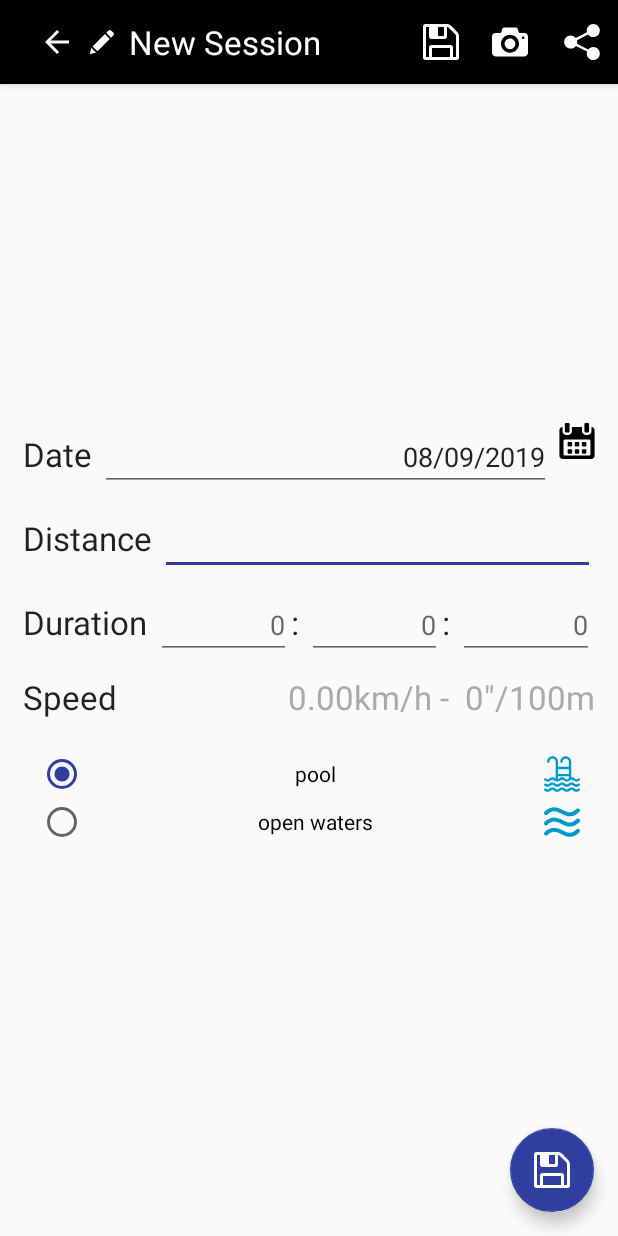
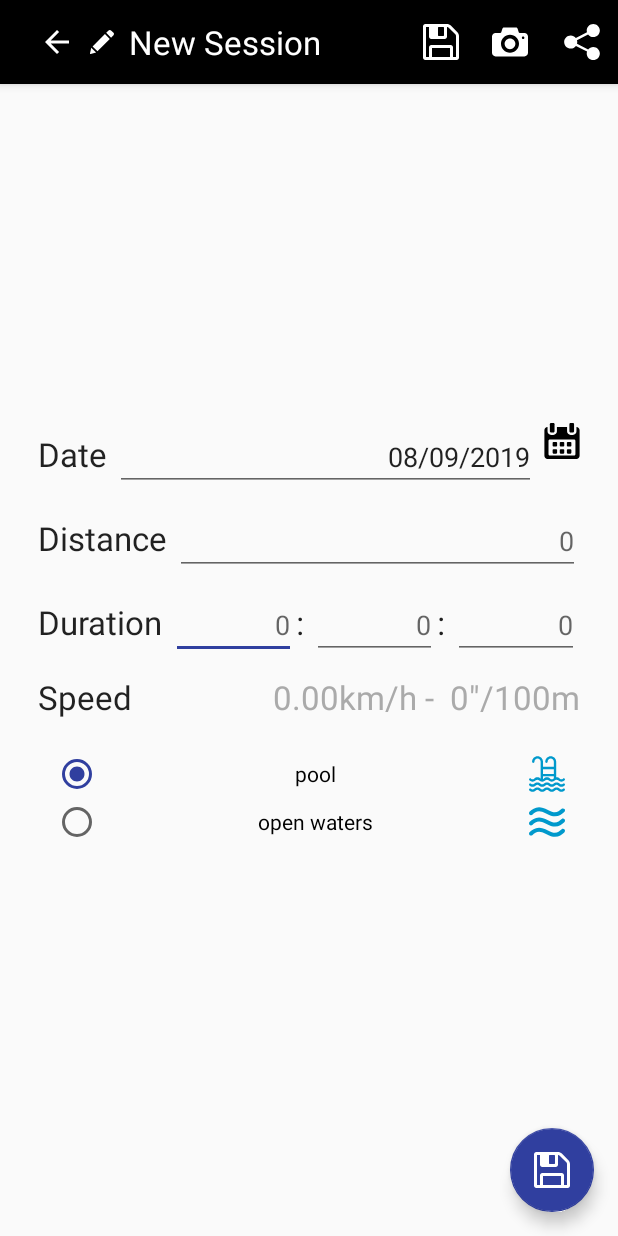
Before and after one commit to Baltasarq/nadamillas, an Android app: the EditSessionActivity screen opened directly, with no data from a screen before it, on a phone screen of 412 x 824 dp. Run offline under Robolectric (Android 15) with nearby library versions, the phone set to English and light mode, and no system bars.

Commit message:
Fixed edit session screen. Added missing translations. Improved session data.

```diff
--- a/app/build.gradle
+++ b/app/build.gradle
@@ -6,8 +6,8 @@ android {
         applicationId "com.devbaltasarq.nadamillas"
         minSdkVersion 21
         targetSdkVersion 28
-        versionCode 11
-        versionName "1.1.5"
+        versionCode 12
+        versionName "1.1.6"
         testInstrumentationRunner "android.support.test.runner.AndroidJUnitRunner"
         vectorDrawables.useSupportLibrary = true
     }
--- a/app/src/main/AndroidManifest.xml
+++ b/app/src/main/AndroidManifest.xml
@@ -36,6 +36,7 @@
         <activity
             android:name=".ui.EditSessionActivity"
             android:label=""
+            android:windowSoftInputMode="stateVisible|adjustResize"
             android:theme="@style/AppTheme.NoActionBar" />
         <activity
             android:name=".ui.MainActivity"
--- a/app/src/main/java/com/devbaltasarq/nadamillas/core/Session.java
+++ b/app/src/main/java/com/devbaltasarq/nadamillas/core/Session.java
@@ -159,6 +159,12 @@ public class Session {
                 + " - " + this.getMeanTimeAsString( settings );
     }
 
+    public String getTimeAndWholeSpeedFormattedString(Settings settings)
+    {
+        return this.getDuration().toString()
+                + "\n" + this.getWholeSpeedFormattedString( settings );
+    }
+
     /** Creates a new session with a given id and session number.
       * @param id the new id for the session.
       * @return a new Session.
--- a/app/src/main/java/com/devbaltasarq/nadamillas/ui/adapters/ListViewSessionArrayAdapter.java
+++ b/app/src/main/java/com/devbaltasarq/nadamillas/ui/adapters/ListViewSessionArrayAdapter.java
@@ -77,7 +77,7 @@ public class ListViewSessionArrayAdapter extends ArrayAdapter<Session> {
           && SESSION.getDuration().getTimeInSeconds() > 0 )
         {
             LBL_SPEED.setVisibility( View.VISIBLE );
-            LBL_SPEED.setText( SESSION.getWholeSpeedFormattedString( settings ) );
+            LBL_SPEED.setText( SESSION.getTimeAndWholeSpeedFormattedString( settings ) );
         } else {
             LBL_SPEED.setVisibility( View.GONE );
         }
--- a/app/src/main/java/com/devbaltasarq/nadamillas/ui/adapters/SessionCursorAdapter.java
+++ b/app/src/main/java/com/devbaltasarq/nadamillas/ui/adapters/SessionCursorAdapter.java
@@ -80,7 +80,7 @@ public class SessionCursorAdapter extends CursorAdapter {
           && session.getDuration().getTimeInSeconds() > 0 )
         {
             LBL_SPEED.setVisibility( View.VISIBLE );
-            LBL_SPEED.setText( session.getWholeSpeedFormattedString( settings ) );
+            LBL_SPEED.setText( session.getTimeAndWholeSpeedFormattedString( settings ) );
         } else {
             LBL_SPEED.setVisibility( View.GONE );
         }
--- a/app/src/main/res/drawable/ic_swimming_figure.xml
+++ b/app/src/main/res/drawable/ic_swimming_figure.xml
@@ -1,7 +1,18 @@
 <vector android:autoMirrored="true" android:height="24dp"
     android:viewportHeight="941.214" android:viewportWidth="941.214"
     android:width="24dp" xmlns:android="http://schemas.android.com/apk/res/android">
-    <path android:fillColor="#ff303f9f" android:pathData="M119.575,293.47l217.8,28c7.601,19.3 45.9,114.3 53.101,131.3c0,0 0,0 -0.101,0c-63.1,31.2 -126.2,62.3 -189.3,93.5c21.9,-4 44.1,-6 66.4,-6c29.2,0 57.8,3.5 85.1,10.4c55.1,14 104.9,36.399 153,58.1c42.9,19.3 83.5,37.601 124,48.101c5.7,1.5 11.2,2.8 16.7,3.899c-48,-98.3 -177.1,-363.2 -202.6,-421.5c-12,-27.5 -28.5,-37.7 -51.899,-40.7l-255.8,-32.9c-35.3,-4.5 -67.6,20.4 -72.2,55.7C59.375,256.67 84.275,288.97 119.575,293.47z"/>
-    <path android:fillColor="#ffAFEEEE" android:pathData="M740.874,426.169m-141.1,0a141.1,141.1 0,1 1,282.2 0a141.1,141.1 0,1 1,-282.2 0"/>
-    <path android:fillColor="#ff40E0D0" android:pathData="M16.675,752.87c7.1,5.1 15.2,7.5 23.3,7.5c1.8,0 3.5,-0.101 5.2,-0.4c10.6,-1.4 20.6,-7 27.3,-16.3c25.9,-36.101 66,-64.5 112.7,-80.101c26.8,-8.899 54.8,-13.399 82.3,-13.399c99.7,0 185.2,59.6 275.199,93.899c48.2,18.4 98.5,32 153.2,32c23,0 46.8,-2.399 71.5,-7.899c58.101,-12.8 107.9,-40.4 143.9,-79.101c8.6,-9.3 16.399,-19.1 23.3,-29.6c12.2,-18.4 7.1,-43.2 -11.3,-55.4c-6.8,-4.5 -14.4,-6.6 -22,-6.6c-13,0 -25.7,6.3 -33.4,17.9c-3.1,4.699 -6.5,9.199 -10.2,13.6c-25,29.8 -62.5,51.2 -107.5,61.1c-41.5,9.101 -87.3,6.4 -128.199,-4.199c-43,-11.2 -84.601,-29.9 -128.801,-49.801c-47,-21.1 -95.5,-43 -148.099,-56.399c-25,-6.4 -51.2,-9.5 -77.7,-9.5c-36.1,0 -72.8,5.899 -107.7,17.5c-30.5,10.2 -58.8,24.399 -84.2,42.3c-26.8,18.9 -49.7,41.4 -68.1,67c-1.2,1.7 -2.2,3.4 -3.1,5.2C-4.425,719.47 0.375,741.17 16.675,752.87z"/>
+
+    <path android:fillColor="#ff000000"
+        android:pathData="M100,270l217.8,28c7.601,19.3 45.9,114.3 53.101,131.3c0,0 0,0 -0.101,0c-63.1,31.2 -126.2,62.3 -189.3,93.5c21.9,-4 44.1,-6 66.4,-6c29.2,0 57.8,3.5 85.1,10.4c55.1,14 104.9,36.399 153,58.1c42.9,19.3 83.5,37.601 124,48.101c5.7,1.5 11.2,2.8 16.7,3.899c-48,-98.3 -177.1,-363.2 -202.6,-421.5c-12,-27.5 -28.5,-37.7 -51.899,-40.7l-255.8,-32.9c-35.3,-4.5 -67.6,20.4 -72.2,55.7C59.375,256.67 84.275,288.97 119.575,293.47z"/>
+    <path android:fillColor="#ff000000"
+        android:pathData="M720,416m-141.1,0a141.1,141.1 0,1 1,282.2 0a141.1,141.1 0,1 1,-282.2 0"/>
+    <path android:fillColor="#ff000000"
+        android:pathData="M0,772c7.1,5.1 15.2,7.5 23.3,7.5c1.8,0 3.5,-0.101 5.2,-0.4c10.6,-1.4 20.6,-7 27.3,-16.3c25.9,-36.101 66,-64.5 112.7,-80.101c26.8,-8.899 54.8,-13.399 82.3,-13.399c99.7,0 185.2,59.6 275.199,93.899c48.2,18.4 98.5,32 153.2,32c23,0 46.8,-2.399 71.5,-7.899c58.101,-12.8 107.9,-40.4 143.9,-79.101c8.6,-9.3 16.399,-19.1 23.3,-29.6c12.2,-18.4 7.1,-43.2 -11.3,-55.4c-6.8,-4.5 -14.4,-6.6 -22,-6.6c-13,0 -25.7,6.3 -33.4,17.9c-3.1,4.699 -6.5,9.199 -10.2,13.6c-25,29.8 -62.5,51.2 -107.5,61.1c-41.5,9.101 -87.3,6.4 -128.199,-4.199c-43,-11.2 -84.601,-29.9 -128.801,-49.801c-47,-21.1 -95.5,-43 -148.099,-56.399c-25,-6.4 -51.2,-9.5 -77.7,-9.5c-36.1,0 -72.8,5.899 -107.7,17.5c-30.5,10.2 -58.8,24.399 -84.2,42.3c-26.8,18.9 -49.7,41.4 -68.1,67c-1.2,1.7 -2.2,3.4 -3.1,5.2C-4.425,719.47 0.375,741.17 16.675,752.87z"/>
+
+    <path android:fillColor="#ff303f9f"
+        android:pathData="M119.575,293.47l217.8,28c7.601,19.3 45.9,114.3 53.101,131.3c0,0 0,0 -0.101,0c-63.1,31.2 -126.2,62.3 -189.3,93.5c21.9,-4 44.1,-6 66.4,-6c29.2,0 57.8,3.5 85.1,10.4c55.1,14 104.9,36.399 153,58.1c42.9,19.3 83.5,37.601 124,48.101c5.7,1.5 11.2,2.8 16.7,3.899c-48,-98.3 -177.1,-363.2 -202.6,-421.5c-12,-27.5 -28.5,-37.7 -51.899,-40.7l-255.8,-32.9c-35.3,-4.5 -67.6,20.4 -72.2,55.7C59.375,256.67 84.275,288.97 119.575,293.47z"/>
+    <path android:fillColor="#ffAFEEEE"
+        android:pathData="M740.874,426.169m-141.1,0a141.1,141.1 0,1 1,282.2 0a141.1,141.1 0,1 1,-282.2 0"/>
+    <path android:fillColor="#ff40E0D0"
+        android:pathData="M16.675,752.87c7.1,5.1 15.2,7.5 23.3,7.5c1.8,0 3.5,-0.101 5.2,-0.4c10.6,-1.4 20.6,-7 27.3,-16.3c25.9,-36.101 66,-64.5 112.7,-80.101c26.8,-8.899 54.8,-13.399 82.3,-13.399c99.7,0 185.2,59.6 275.199,93.899c48.2,18.4 98.5,32 153.2,32c23,0 46.8,-2.399 71.5,-7.899c58.101,-12.8 107.9,-40.4 143.9,-79.101c8.6,-9.3 16.399,-19.1 23.3,-29.6c12.2,-18.4 7.1,-43.2 -11.3,-55.4c-6.8,-4.5 -14.4,-6.6 -22,-6.6c-13,0 -25.7,6.3 -33.4,17.9c-3.1,4.699 -6.5,9.199 -10.2,13.6c-25,29.8 -62.5,51.2 -107.5,61.1c-41.5,9.101 -87.3,6.4 -128.199,-4.199c-43,-11.2 -84.601,-29.9 -128.801,-49.801c-47,-21.1 -95.5,-43 -148.099,-56.399c-25,-6.4 -51.2,-9.5 -77.7,-9.5c-36.1,0 -72.8,5.899 -107.7,17.5c-30.5,10.2 -58.8,24.399 -84.2,42.3c-26.8,18.9 -49.7,41.4 -68.1,67c-1.2,1.7 -2.2,3.4 -3.1,5.2C-4.425,719.47 0.375,741.17 16.675,752.87z"/>
 </vector>
--- a/app/src/main/res/layout/activity_edit_session.xml
+++ b/app/src/main/res/layout/activity_edit_session.xml
@@ -31,10 +31,10 @@
 
             <ImageView
                 app:srcCompat="@drawable/btn_pencil"
+                android:contentDescription="@string/title_activity_edit_session"
                 android:tint="#ffffffff"
                 android:layout_width="wrap_content"
                 android:layout_height="wrap_content"
-                android:layout_marginRight="10dp"
                 android:layout_marginEnd="10dp"/>
 
             <TextView   android:id="@+id/lblTitle"
@@ -45,6 +45,7 @@
                 android:layout_height="wrap_content" />
 
             <ImageButton    android:id="@+id/btShareSessionEdited"
+                android:contentDescription="@string/action_share"
                 android:layout_gravity="end"
                 app:srcCompat="@drawable/ic_share"
                 app:backgroundTint="#00000000"
@@ -53,6 +54,7 @@
                 android:layout_height="wrap_content" />
 
             <ImageButton    android:id="@+id/btTakeScrshotForEditSession"
+                android:contentDescription="@string/message_screenshot"
                 android:layout_gravity="end"
                 app:srcCompat="@drawable/btn_camera"
                 app:backgroundTint="#00000000"
@@ -61,7 +63,6 @@
                 android:layout_height="wrap_content" />
 
             <ImageButton android:id="@+id/btSaveSession"
-                android:layout_marginRight="10dp"
                 android:layout_marginEnd="10dp"
                 android:contentDescription="@string/label_ok"
                 android:layout_gravity="end"
--- a/app/src/main/res/layout/content_edit_session.xml
+++ b/app/src/main/res/layout/content_edit_session.xml
@@ -8,180 +8,198 @@
     tools:context=".ui.EditSessionActivity"
     tools:showIn="@layout/activity_edit_session">
 
+    <ScrollView
+        android:layout_height="match_parent"
+        android:layout_width="match_parent"
+        android:fillViewport="true"
+        android:padding="10dp"
+        android:gravity="center_horizontal|center_vertical" >
+
         <LinearLayout
-        android:layout_margin="10dp"
-        android:orientation="vertical"
             android:layout_width="match_parent"
             android:layout_height="match_parent"
-        android:gravity="center_vertical">
+            android:layout_margin="10dp"
+            android:gravity="center_vertical"
+            android:orientation="vertical">
 
             <LinearLayout
-            android:padding="5dp"
+                android:layout_width="match_parent"
+                android:layout_height="wrap_content"
                 android:orientation="horizontal"
-            android:layout_width="match_parent"
-            android:layout_height="wrap_content">
+                android:padding="5dp">
 
                 <TextView
-                android:layout_marginRight="5dp"
                     android:layout_width="wrap_content"
                     android:layout_height="wrap_content"
-                android:textAppearance="@style/Base.TextAppearance.AppCompat.Large"
-                android:text="Date"/>
+                    android:layout_marginEnd="5dp"
+                    android:text="@string/label_date"
+                    android:labelFor="@id/edDate"
+                    android:textAppearance="@style/Base.TextAppearance.AppCompat.Large" />
 
-            <EditText android:id="@+id/edDate"
+                <EditText
+                    android:id="@+id/edDate"
+                    android:layout_width="0dp"
+                    android:layout_height="wrap_content"
                     android:layout_weight=".8"
-                android:layout_width="wrap_content"
                     android:clickable="false"
                     android:focusable="false"
-                android:textAlignment="textEnd"
                     android:gravity="end"
-                android:layout_height="wrap_content" />
+                    android:textAlignment="textEnd" />
 
-            <ImageButton android:id="@+id/btDate"
-                android:layout_marginLeft="5dp"
+                <ImageButton
+                    android:id="@+id/btDate"
                     android:layout_width="wrap_content"
                     android:layout_height="wrap_content"
+                    android:layout_marginStart="5dp"
+                    android:contentDescription="@string/label_date"
                     android:background="#00000000"
                     app:srcCompat="@drawable/btn_calendar" />
             </LinearLayout>
 
             <LinearLayout
-            android:padding="5dp"
+                android:layout_width="match_parent"
+                android:layout_height="wrap_content"
                 android:orientation="horizontal"
-            android:layout_width="match_parent"
-            android:layout_height="wrap_content">
+                android:padding="5dp">
 
                 <TextView
-                android:layout_marginRight="5dp"
                     android:layout_width="wrap_content"
                     android:layout_height="wrap_content"
-                android:textAppearance="@style/Base.TextAppearance.AppCompat.Large"
-                android:text="Distance"/>
+                    android:layout_marginEnd="5dp"
+                    android:text="@string/label_distance"
+                    android:labelFor="@id/edDistance"
+                    android:textAppearance="@style/Base.TextAppearance.AppCompat.Large" />
 
-            <EditText   android:id="@+id/edDistance"
+                <EditText
+                    android:id="@+id/edDistance"
                     android:layout_width="match_parent"
                     android:layout_height="wrap_content"
-                android:textAlignment="textEnd"
                     android:gravity="end"
-                android:inputType="number"/>
+                    android:inputType="number"
+                    android:hint="0"
+                    android:textAlignment="textEnd" />
             </LinearLayout>
 
             <LinearLayout
-            android:padding="5dp"
+                android:layout_width="match_parent"
+                android:layout_height="wrap_content"
                 android:orientation="horizontal"
-            android:layout_width="match_parent"
-            android:layout_height="wrap_content">
+                android:padding="5dp">
 
                 <TextView
-                android:layout_marginRight="5dp"
-                android:layout_marginEnd="5dp"
                     android:layout_width="wrap_content"
                     android:layout_height="wrap_content"
-                android:textAppearance="@style/Base.TextAppearance.AppCompat.Large"
-                android:text="@string/label_duration"/>
+                    android:layout_marginEnd="5dp"
+                    android:text="@string/label_duration"
+                    android:textAppearance="@style/Base.TextAppearance.AppCompat.Large" />
 
-            <EditText   android:id="@+id/edHours"
-                android:hint="0"
-                android:layout_weight=".2"
+                <EditText
+                    android:id="@+id/edHours"
                     android:layout_width="wrap_content"
                     android:layout_height="wrap_content"
-                android:textAlignment="textEnd"
+                    android:layout_weight=".2"
                     android:gravity="end"
-                android:inputType="number"/>
+                    android:hint="0"
+                    android:inputType="number"
+                    android:textAlignment="textEnd" />
 
                 <TextView
-                android:layout_marginRight="5dp"
-                android:layout_marginEnd="5dp"
                     android:layout_width="wrap_content"
                     android:layout_height="wrap_content"
-                android:textAppearance="@style/Base.TextAppearance.AppCompat.Large"
-                android:text=":"/>
+                    android:layout_marginEnd="5dp"
+                    android:text=":"
+                    android:textAppearance="@style/Base.TextAppearance.AppCompat.Large" />
 
-            <EditText   android:id="@+id/edMinutes"
-                android:hint="0"
-                android:layout_weight=".2"
+                <EditText
+                    android:id="@+id/edMinutes"
                     android:layout_width="wrap_content"
                     android:layout_height="wrap_content"
-                android:textAlignment="textEnd"
+                    android:layout_weight=".2"
                     android:gravity="end"
-                android:inputType="number"/>
+                    android:hint="0"
+                    android:inputType="number"
+                    android:textAlignment="textEnd" />
 
                 <TextView
-                android:layout_marginRight="5dp"
-                android:layout_marginEnd="5dp"
                     android:layout_width="wrap_content"
                     android:layout_height="wrap_content"
-                android:textAppearance="@style/Base.TextAppearance.AppCompat.Large"
-                android:text=":"/>
+                    android:layout_marginEnd="5dp"
+                    android:text=":"
+                    android:textAppearance="@style/Base.TextAppearance.AppCompat.Large" />
 
-            <EditText   android:id="@+id/edSeconds"
-                android:hint="0"
-                android:layout_weight=".2"
+                <EditText
+                    android:id="@+id/edSeconds"
                     android:layout_width="wrap_content"
                     android:layout_height="wrap_content"
-                android:textAlignment="textEnd"
+                    android:layout_weight=".2"
                     android:gravity="end"
-                android:inputType="number"/>
+                    android:hint="0"
+                    android:inputType="number"
+                    android:textAlignment="textEnd" />
             </LinearLayout>
 
             <LinearLayout
-            android:padding="5dp"
+                android:layout_width="match_parent"
+                android:layout_height="wrap_content"
                 android:orientation="horizontal"
-            android:layout_width="match_parent"
-            android:layout_height="wrap_content">
+                android:padding="5dp">
 
                 <TextView
-                android:layout_marginRight="5dp"
+                    android:layout_width="wrap_content"
+                    android:layout_height="wrap_content"
                     android:layout_marginEnd="10dp"
                     android:text="@string/label_speed"
+                    android:textAppearance="@style/Base.TextAppearance.AppCompat.Large" />
+
+                <TextView
+                    android:id="@+id/lblSpeed"
                     android:layout_width="wrap_content"
                     android:layout_height="wrap_content"
-                android:textAppearance="@style/Base.TextAppearance.AppCompat.Large" />
-
-            <TextView   android:id="@+id/lblSpeed"
+                    android:layout_weight=".8"
                     android:gravity="end"
-                android:layout_weight=".8"
-                android:textColor="@android:color/darker_gray"
                     android:textAppearance="@style/Base.TextAppearance.AppCompat.Large"
-                android:layout_width="wrap_content"
-                android:layout_height="wrap_content" />
+                    android:textColor="@android:color/darker_gray" />
             </LinearLayout>
 
             <LinearLayout
-            android:padding="5dp"
+                android:layout_width="match_parent"
+                android:layout_height="wrap_content"
                 android:orientation="horizontal"
-            android:layout_width="match_parent"
-            android:layout_height="wrap_content">
+                android:padding="5dp">
 
-            <RadioGroup     android:id="@+id/grdWaters"
+                <RadioGroup
+                    android:id="@+id/grdWaters"
                     android:layout_width="match_parent"
                     android:layout_height="wrap_content"
                     android:padding="10dp">
 
-                <RadioButton    android:id="@+id/rbtPool"
+                    <RadioButton
+                        android:id="@+id/rbtPool"
+                        android:layout_width="match_parent"
+                        android:layout_height="wrap_content"
+                        android:layout_gravity="center_horizontal|center_vertical"
                         android:text="@string/label_pool"
-                    android:textAlignment="center"
+                        android:textAlignment="center" />
+
+                    <RadioButton
+                        android:id="@+id/rbtOpen"
+                        android:layout_width="match_parent"
+                        android:layout_height="wrap_content"
                         android:layout_gravity="center_horizontal|center_vertical"
-                    android:layout_width="match_parent"
-                    android:layout_height="wrap_content" />
-
-                <RadioButton    android:id="@+id/rbtOpen"
                         android:text="@string/label_open_waters"
-                    android:textAlignment="center"
-                    android:layout_gravity="center_horizontal|center_vertical"
-                    android:layout_width="match_parent"
-                    android:layout_height="wrap_content" />
+                        android:textAlignment="center" />
 
                 </RadioGroup>
 
-            <CheckBox   android:id="@+id/chkPool"
-                android:textAppearance="@style/Base.TextAppearance.AppCompat.Large"
+                <CheckBox
+                    android:id="@+id/chkPool"
                     android:layout_width="match_parent"
                     android:layout_height="wrap_content"
-                android:text="Pool"
-                android:gravity="end"/>
+                    android:gravity="end"
+                    android:text="@string/label_pool"
+                    android:textAppearance="@style/Base.TextAppearance.AppCompat.Large" />
             </LinearLayout>
 
         </LinearLayout>
-
+    </ScrollView>
 </android.support.constraint.ConstraintLayout>
--- a/app/src/main/res/values/strings.xml
+++ b/app/src/main/res/values/strings.xml
@@ -30,6 +30,8 @@
     <string name="action_delete">Delete</string>
 
     <!-- Labels -->
+    <string name="label_date">Date</string>
+    <string name="label_distance">Distance</string>
     <string name="label_back">Back</string>
     <string name="label_communicate">Communicate</string>
     <string name="label_speed">Speed</string>
--- a/build.gradle
+++ b/build.gradle
@@ -7,7 +7,7 @@ buildscript {
 
     }
     dependencies {
-        classpath 'com.android.tools.build:gradle:3.4.1'
+        classpath 'com.android.tools.build:gradle:3.4.2'
 
         // NOTE: Do not place your application dependencies here; they belong
         // in the individual module build.gradle files
```
Also changed, not shown: 1 other file. Lines whose indentation alone changed are shown as unchanged.
